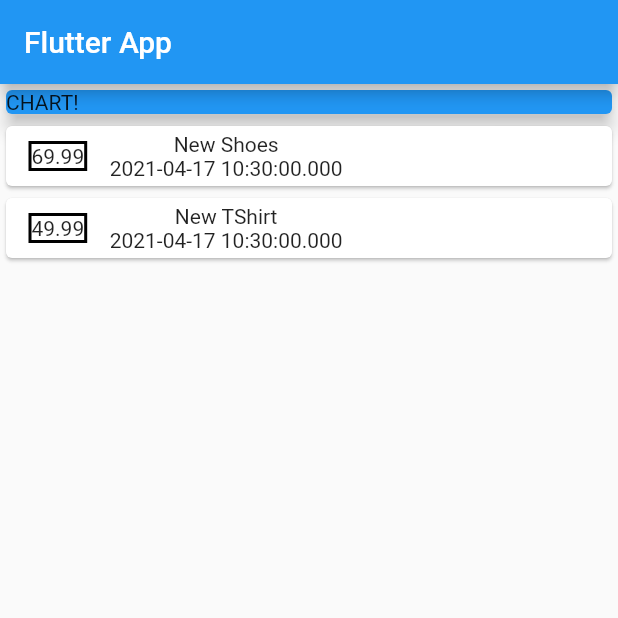
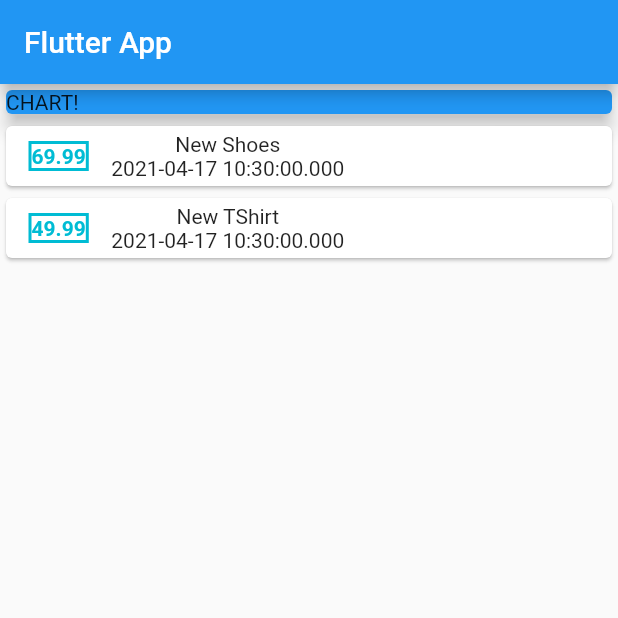
Before and after one commit to kirankandel/budget, a Flutter app: the screen it shows after launch, on a phone screen of 412 x 824 dp, the top half of it. Run offline on Flutter 3.47's test engine with Material 2 defaults, Android fonts, the phone set to English and light mode, and no system bars.

Commit message:
styling the text

```diff
--- a/lib/main.dart
+++ b/lib/main.dart
@@ -56,10 +56,15 @@ class MyHomePage extends StatelessWidget {
                       ),
                       decoration: BoxDecoration(
                         color: Colors.white,
-                        border: Border.all(color: Colors.black, width: 2),
+                        border: Border.all(color: Colors.cyan, width: 2),
                       ),
                       child: Text(
                         transaction.amount.toString(),
+                        style: TextStyle(
+                          fontWeight: FontWeight.bold,
+                          color: Colors.cyan,
+                          fontSize: 14,
+                        ),
                       ),
                     ),
                     Column(
```
